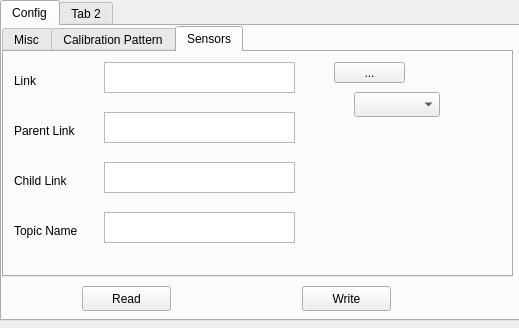
lardemua/atom_rviz_plugin, file atom_rviz_plugin/src/ui/calibration_panel.ui: the form before one commit.
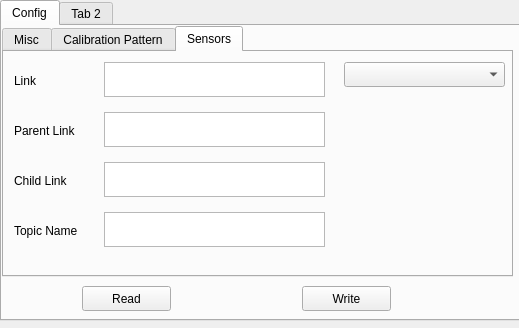
The form after the commit. The open tabs and pages were chosen to show the change.

Commit message: Completed everything from issue #7 except reading/writing dictionaries.

```diff
--- a/atom_rviz_plugin/src/ui/calibration_panel.ui
+++ b/atom_rviz_plugin/src/ui/calibration_panel.ui
@@ -878,8 +878,8 @@
         <rect>
          <x>100</x>
          <y>10</y>
-         <width>191</width>
-         <height>31</height>
+         <width>221</width>
+         <height>35</height>
         </rect>
        </property>
        <property name="sizePolicy">
@@ -900,8 +900,8 @@
         <rect>
          <x>100</x>
          <y>60</y>
-         <width>191</width>
-         <height>31</height>
+         <width>221</width>
+         <height>35</height>
         </rect>
        </property>
       </widget>
@@ -910,8 +910,8 @@
         <rect>
          <x>100</x>
          <y>110</y>
-         <width>191</width>
-         <height>31</height>
+         <width>221</width>
+         <height>35</height>
         </rect>
        </property>
       </widget>
@@ -920,8 +920,8 @@
         <rect>
          <x>100</x>
          <y>160</y>
-         <width>191</width>
-         <height>31</height>
+         <width>221</width>
+         <height>35</height>
         </rect>
        </property>
       </widget>
@@ -977,25 +977,12 @@
         <string>Parent Link</string>
        </property>
       </widget>
-      <widget class="QToolButton" name="toolButton">
+      <widget class="QComboBox" name="sensorsComboBox">
        <property name="geometry">
         <rect>
-         <x>330</x>
+         <x>340</x>
          <y>10</y>
-         <width>71</width>
-         <height>21</height>
-        </rect>
-       </property>
-       <property name="text">
-        <string>...</string>
-       </property>
-      </widget>
-      <widget class="QComboBox" name="comboBox">
-       <property name="geometry">
-        <rect>
-         <x>350</x>
-         <y>40</y>
-         <width>86</width>
+         <width>161</width>
          <height>25</height>
         </rect>
        </property>
```
Left out of the diff: 2 changed lines with no effect on the pictures. The commit also changes 2 other files.
